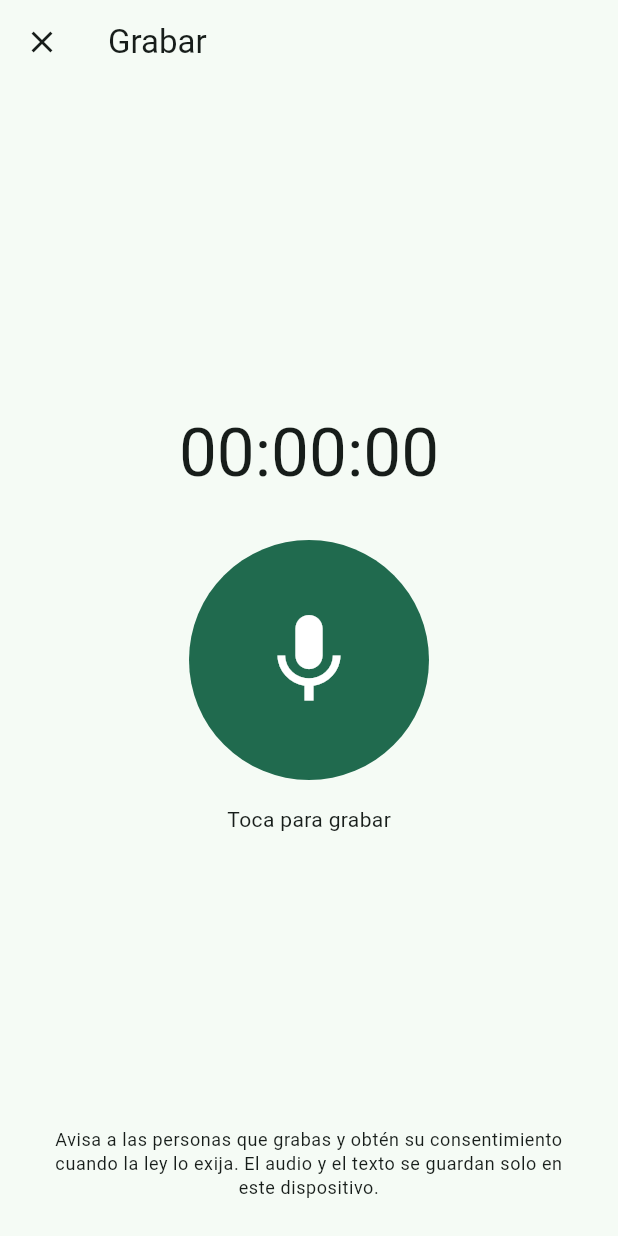
After one commit to dantecartagenacorrea-dev/pssth, a Flutter app: the screen it shows after launch, after a tap on "Grabar clase o conversación", on a phone screen of 412 x 824 dp. The commit adds this screen. Run offline on Flutter 3.47's test engine with Material 3 defaults, Android fonts, the phone set to English and light mode, and no system bars; our stand-ins replace audio_service, file_picker, flutter_tts, image_picker, shared_preferences; missing offline and left inert: pdfrx, record.

Commit message:
Lector: grabar clase o conversacion, transcripcion local en iOS

```diff
--- a/lib/ui/library_screen.dart
+++ b/lib/ui/library_screen.dart
@@ -1,4 +1,5 @@
 import 'dart:async';
+import 'dart:convert';
 import 'dart:io';
 
 import 'package:file_picker/file_picker.dart';
@@ -20,8 +21,10 @@ import '../domain/text_normalizer.dart';
 import '../ocr/ocr_engine.dart';
 import '../platform/native_text.dart';
 import '../platform/open_file_bridge.dart';
+import '../platform/speech_transcriber.dart';
 import '../playback/tts_audio_handler.dart';
 import 'player_screen.dart';
+import 'recorder_screen.dart';
 import 'pronunciation_screen.dart';
 
 /// Versión mostrada en "Acerca de" (mantener igual que pubspec.yaml).
@@ -115,6 +118,56 @@ class _LibraryScreenState extends State<LibraryScreen> {
     }
   }
 
+  final SpeechTranscriber _speech = NativeSpeechTranscriber();
+
+  /// Graba una clase o conversación, la transcribe en el dispositivo y la abre
+  /// como un documento más (se puede escuchar, buscar y resumir).
+  Future<void> _record() async {
+    final rec = await Navigator.of(context).push<RecordingResult>(
+      MaterialPageRoute(builder: (_) => const RecorderScreen()),
+    );
+    if (rec == null || !mounted) return;
+    setState(() {
+      _busy = true;
+      _busyLabel = 'Transcribiendo…';
+    });
+    try {
+      String text;
+      String? aviso;
+      try {
+        text = await _speech.transcribe(rec.path);
+        if (text.isEmpty) {
+          text = 'La grabación no contiene voz reconocible.';
+          aviso = 'No se reconoció voz en la grabación.';
+        }
+      } on TranscriptionUnavailable catch (e) {
+        text = 'Grabación sin transcripción. ${e.message}';
+        aviso = '${e.message} El audio se guardó.';
+      }
+      final now = DateTime.now();
+      String two(int n) => n.toString().padLeft(2, '0');
+      final name = 'Grabación ${two(now.day)}-${two(now.month)} ${two(now.hour)}.${two(now.minute)}.txt';
+      final entry = await widget.libraryStore.importFile(
+        originalName: name,
+        bytes: utf8.encode(text),
+      );
+      try {
+        // Se llama como la entrada: "Eliminar" borra también el audio.
+        await File(rec.path).copy('${widget.libraryStore.root.path}/${entry.id}.m4a');
+        await File(rec.path).delete();
+      } catch (_) {}
+      await widget.settingsStore.saveLastDocumentId(entry.id);
+      if (aviso != null && mounted) showSafeMessage(context, AppException(aviso));
+      if (!mounted) return;
+      setState(() => _busy = false);
+      await _openEntry(entry, recienImportado: true);
+    } catch (error) {
+      if (mounted) showSafeMessage(context, error);
+    } finally {
+      if (mounted) setState(() => _busy = false);
+    }
+  }
+
   List<LibraryEntry> get _entries => widget.libraryStore.data.entries;
 
   LibraryEntry? get _continueEntry {
@@ -197,6 +250,12 @@ class _LibraryScreenState extends State<LibraryScreen> {
                   onPressed: _busy ? null : _openFile,
                   icon: const Icon(Icons.folder_open),
                   label: Text(_busy ? _busyLabel : 'Abrir documento'),
+                ),
+                const SizedBox(height: 8),
+                OutlinedButton.icon(
+                  onPressed: _busy ? null : _record,
+                  icon: const Icon(Icons.mic),
+                  label: const Text('Grabar clase o conversación'),
                 ),
                 const SizedBox(height: 8),
                 Row(
--- /dev/null
+++ b/lib/ui/recorder_screen.dart
@@ -0,0 +1,161 @@
+import 'dart:async';
+import 'dart:io';
+
+import 'package:flutter/material.dart';
+import 'package:path_provider/path_provider.dart';
+import 'package:record/record.dart';
+
+/// Grabación terminada: archivo de audio y duración.
+class RecordingResult {
+  RecordingResult(this.path, this.duration);
+  final String path;
+  final Duration duration;
+}
+
+/// Pantalla austera: un botón grande para grabar/detener. Todo queda en el dispositivo.
+class RecorderScreen extends StatefulWidget {
+  const RecorderScreen({super.key});
+
+  @override
+  State<RecorderScreen> createState() => _RecorderScreenState();
+}
+
+class _RecorderScreenState extends State<RecorderScreen> {
+  final _recorder = AudioRecorder();
+  bool _recording = false;
+  String? _error;
+  String? _path;
+  final _watch = Stopwatch();
+  Timer? _ticker;
+
+  @override
+  void dispose() {
+    _ticker?.cancel();
+    _recorder.dispose();
+    super.dispose();
+  }
+
+  String get _clock {
+    final s = _watch.elapsed.inSeconds;
+    String two(int n) => n.toString().padLeft(2, '0');
+    return '${two(s ~/ 3600)}:${two((s % 3600) ~/ 60)}:${two(s % 60)}';
+  }
+
+  Future<void> _start() async {
+    try {
+      if (!await _recorder.hasPermission()) {
+        setState(() => _error = 'Sin permiso de micrófono. Actívalo en Ajustes.');
+        return;
+      }
+      final dir = await getTemporaryDirectory();
+      final path = '${dir.path}/grabacion_${DateTime.now().millisecondsSinceEpoch}.m4a';
+      await _recorder.start(
+        const RecordConfig(encoder: AudioEncoder.aacLc, sampleRate: 16000, numChannels: 1, bitRate: 64000),
+        path: path,
+      );
+      _path = path;
+      _watch
+        ..reset()
+        ..start();
+      _ticker = Timer.periodic(const Duration(seconds: 1), (_) => setState(() {}));
+      setState(() {
+        _recording = true;
+        _error = null;
+      });
+    } catch (_) {
+      setState(() => _error = 'No se pudo iniciar la grabación.');
+    }
+  }
+
+  Future<void> _stop() async {
+    _ticker?.cancel();
+    _watch.stop();
+    String? path;
+    try {
+      path = await _recorder.stop();
+    } catch (_) {}
+    path ??= _path;
+    if (!mounted) return;
+    if (path == null || !File(path).existsSync() || File(path).lengthSync() == 0) {
+      setState(() {
+        _recording = false;
+        _error = 'La grabación quedó vacía.';
+      });
+      return;
+    }
+    Navigator.pop(context, RecordingResult(path, _watch.elapsed));
+  }
+
+  Future<void> _cancel() async {
+    _ticker?.cancel();
+    try {
+      await _recorder.cancel();
+    } catch (_) {}
+    if (mounted) Navigator.pop(context);
+  }
+
+  @override
+  Widget build(BuildContext context) {
+    final cs = Theme.of(context).colorScheme;
+    return PopScope(
+      canPop: !_recording,
+      child: Scaffold(
+        appBar: AppBar(
+          title: const Text('Grabar'),
+          leading: IconButton(
+            tooltip: 'Cancelar',
+            icon: const Icon(Icons.close),
+            onPressed: _recording ? _cancel : () => Navigator.pop(context),
+          ),
+        ),
+        body: SafeArea(
+          child: Padding(
+            padding: const EdgeInsets.all(24),
+            child: Column(
+              children: [
+                const Spacer(),
+                Semantics(
+                  liveRegion: true,
+                  child: Text(
+                    _clock,
+                    style: Theme.of(context).textTheme.displayMedium,
+                  ),
+                ),
+                const SizedBox(height: 32),
+                SizedBox(
+                  width: 160,
+                  height: 160,
+                  child: Semantics(
+                    button: true,
+                    label: _recording ? 'Detener grabación' : 'Empezar a grabar',
+                    child: FilledButton(
+                      style: FilledButton.styleFrom(
+                        shape: const CircleBorder(),
+                        backgroundColor: _recording ? cs.error : cs.primary,
+                      ),
+                      onPressed: _recording ? _stop : _start,
+                      child: Icon(_recording ? Icons.stop : Icons.mic, size: 72),
+                    ),
+                  ),
+                ),
+                const SizedBox(height: 16),
+                Text(_recording ? 'Grabando… toca para detener' : 'Toca para grabar'),
+                if (_error != null) ...[
+                  const SizedBox(height: 12),
+                  Text(_error!, style: TextStyle(color: cs.error)),
+                ],
+                const Spacer(),
+                Text(
+                  'Avisa a las personas que grabas y obtén su consentimiento cuando la ley lo exija. '
+                  'El audio y el texto se guardan solo en este dispositivo.',
+                  textAlign: TextAlign.center,
+                  style: Theme.of(context).textTheme.bodySmall,
+                ),
+              ],
+            ),
+          ),
+        ),
+      ),
+    );
+  }
+}
--- a/pubspec.yaml
+++ b/pubspec.yaml
@@ -38,6 +38,7 @@ dependencies:
   shared_preferences: ^2.5.3
   archive: ^4.0.7
   image_picker: ^1.1.2
+  record: ^7.1.1
 
 dev_dependencies:
   flutter_test:
```
Also changed, not shown: lib/platform/speech_transcriber.dart (added, +47 -0 lines), pubspec.lock, 3 other files.
